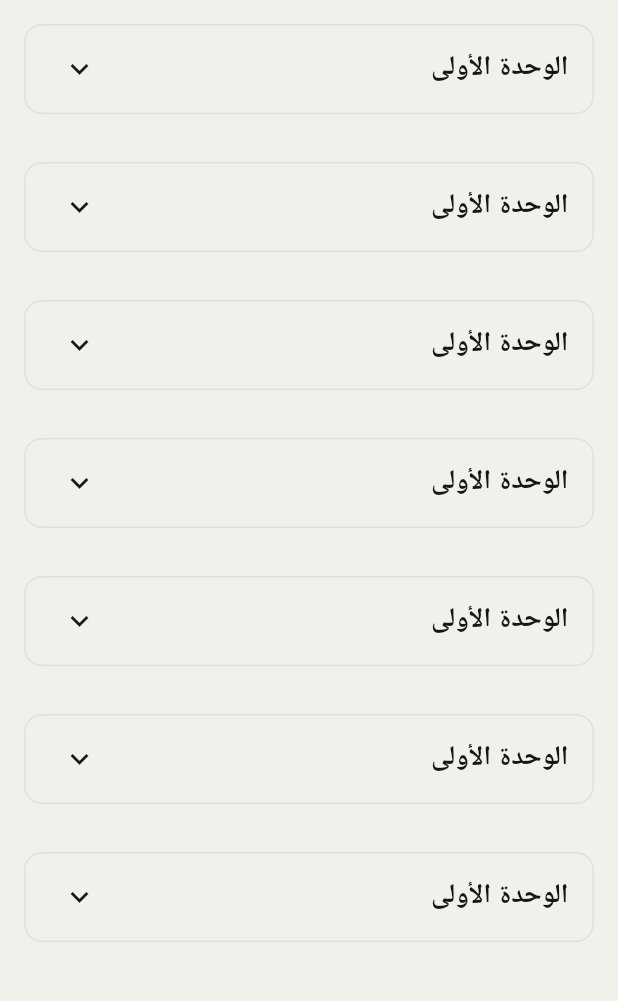
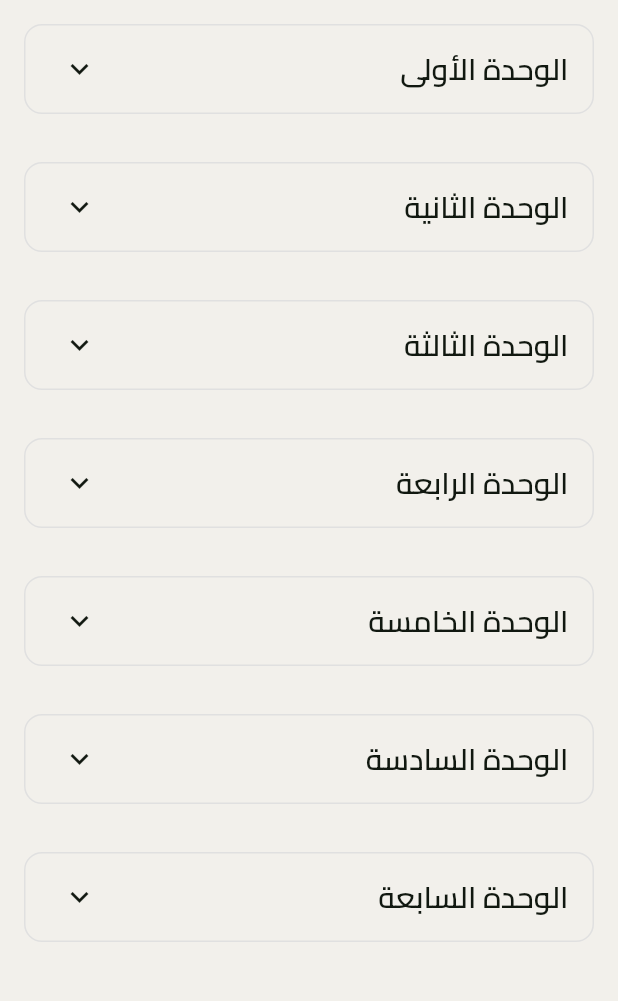
Before and after one commit to MahmoudEldeeb10/durosy, a Flutter app: the screen it shows after launch, on a phone screen of 412 x 824 dp, the part 84-1085 px from its top. Run offline on Flutter 3.47's test engine with Material 3 defaults, Android fonts, the phone set to English and light mode, and no system bars.

Commit message:
edit CustomExpansionTile

```diff
--- a/lib/features/home/presentation/view/home_view.dart
+++ b/lib/features/home/presentation/view/home_view.dart
@@ -20,13 +20,27 @@ class _HomeViewState extends State<HomeView> {
       ),
       body: ListView(
         children: [
-          CustomExpansionTile(),
-          CustomExpansionTile(),
-          CustomExpansionTile(),
-          CustomExpansionTile(),
-          CustomExpansionTile(),
-          CustomExpansionTile(),
-          CustomExpansionTile(),
+          CustomExpansionTile(
+            title: const Text('الوحدة الأولى', style: AppStyles.textStyle20),
+          ),
+          CustomExpansionTile(
+            title: const Text('الوحدة الثانية', style: AppStyles.textStyle20),
+          ),
+          CustomExpansionTile(
+            title: const Text('الوحدة الثالثة', style: AppStyles.textStyle20),
+          ),
+          CustomExpansionTile(
+            title: const Text('الوحدة الرابعة', style: AppStyles.textStyle20),
+          ),
+          CustomExpansionTile(
+            title: const Text('الوحدة الخامسة', style: AppStyles.textStyle20),
+          ),
+          CustomExpansionTile(
+            title: const Text('الوحدة السادسة', style: AppStyles.textStyle20),
+          ),
+          CustomExpansionTile(
+            title: const Text('الوحدة السابعة', style: AppStyles.textStyle20),
+          ),
         ],
       ),
     );
--- a/lib/features/home/presentation/view/widgets/custom_expansion_tile.dart
+++ b/lib/features/home/presentation/view/widgets/custom_expansion_tile.dart
@@ -1,7 +1,9 @@
 import 'package:flutter/material.dart';
 
 class CustomExpansionTile extends StatelessWidget {
-  const CustomExpansionTile({super.key});
+  final Text title;
+
+  const CustomExpansionTile({super.key, required this.title});
 
   @override
   Widget build(BuildContext context) {
@@ -13,10 +15,7 @@ class CustomExpansionTile extends StatelessWidget {
       ),
       child: ExpansionTile(
         // backgroundColor: Colors.blue.shade50,
-        title: const Text(
-          'الوحدة الأولى',
-          style: TextStyle(fontSize: 18, fontWeight: FontWeight.bold),
-        ),
+        title: title,
 
         children: [
           ListTile(
```
